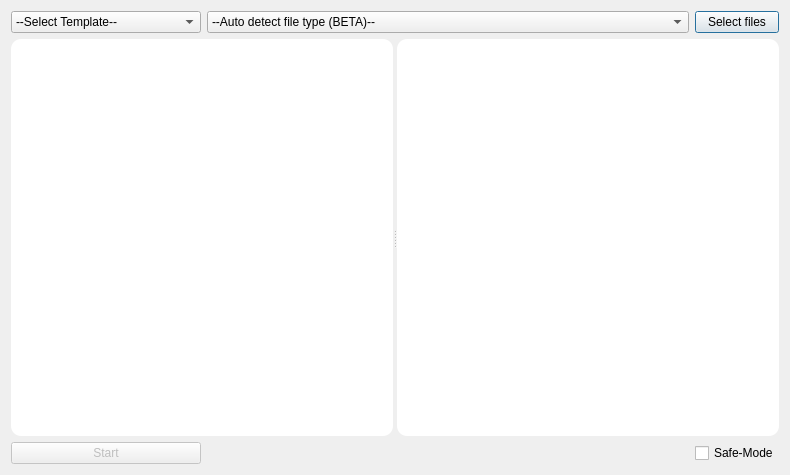
SchnJulian/AutoHeader, file src/mainwindow.ui: the form before one commit.
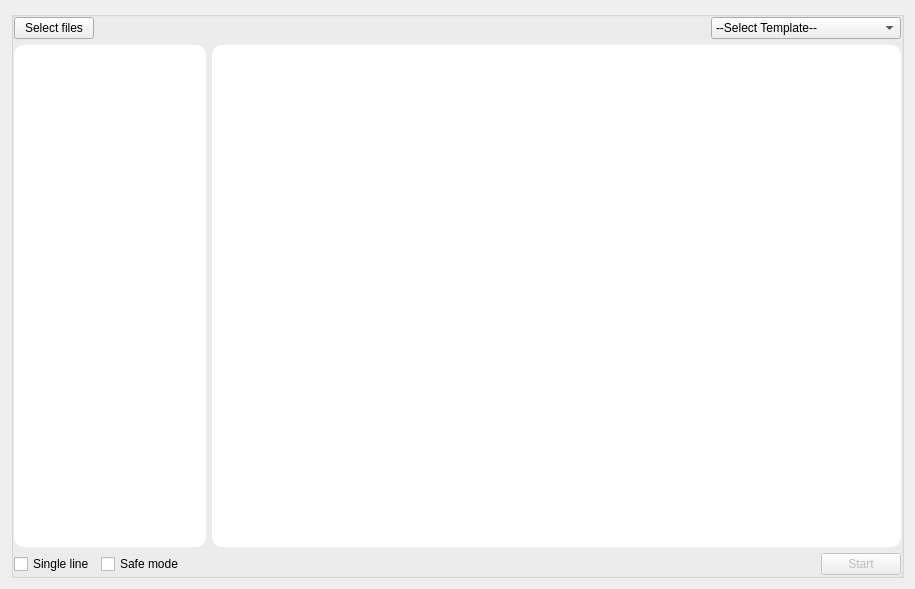
The form after the commit. Icons and pictures are not drawn.

```diff
--- a/src/mainwindow.ui
+++ b/src/mainwindow.ui
@@ -6,10 +6,16 @@
    <rect>
     <x>0</x>
     <y>0</y>
-    <width>790</width>
-    <height>475</height>
+    <width>915</width>
+    <height>589</height>
    </rect>
   </property>
+  <property name="sizePolicy">
+   <sizepolicy hsizetype="Expanding" vsizetype="Preferred">
+    <horstretch>0</horstretch>
+    <verstretch>0</verstretch>
+   </sizepolicy>
+  </property>
   <property name="windowTitle">
    <string>AutoHeader</string>
   </property>
@@ -17,66 +23,68 @@
    <iconset>
     <normaloff>logo.icns</normaloff>logo.icns</iconset>
   </property>
+  <property name="autoFillBackground">
+   <bool>false</bool>
+  </property>
   <property name="locale">
    <locale language="English" country="Germany"/>
   </property>
+  <property name="documentMode">
+   <bool>false</bool>
+  </property>
   <widget class="QWidget" name="centralWidget">
+   <layout class="QGridLayout" name="gridLayout_2">
+    <item row="0" column="0">
+     <widget class="QGroupBox" name="groupBox">
+      <property name="title">
+       <string/>
+      </property>
+      <property name="flat">
+       <bool>true</bool>
+      </property>
    <layout class="QGridLayout" name="gridLayout">
-    <item row="0" column="2">
-     <widget class="QPushButton" name="selectButton">
-      <property name="toolTip">
-       <string extracomment="Select the files you want to edit"/>
-      </property>
-      <property name="text">
-       <string>Select files</string>
-      </property>
-      <property name="autoDefault">
-       <bool>false</bool>
-      </property>
-      <property name="default">
-       <bool>true</bool>
-      </property>
-      <property name="flat">
-       <bool>false</bool>
-      </property>
-     </widget>
-    </item>
-    <item row="1" column="0" colspan="3">
-     <widget class="QSplitter" name="splitter">
-      <property name="orientation">
-       <enum>Qt::Horizontal</enum>
-      </property>
-      <widget class="QPlainTextEdit" name="fileEditor">
-       <property name="enabled">
-        <bool>true</bool>
-       </property>
-       <property name="styleSheet">
-        <string notr="true"> border-radius:10px; background-color: palette(base);</string>
-       </property>
-       <property name="inputMethodHints">
-        <set>Qt::ImhMultiLine|Qt::ImhPreferLatin</set>
-       </property>
-      </widget>
-      <widget class="QListWidget" name="fileListWidget">
-       <property name="styleSheet">
-        <string notr="true"> border-radius:10px; background-color: palette(base);</string>
-       </property>
-       <property name="verticalScrollBarPolicy">
-        <enum>Qt::ScrollBarAlwaysOff</enum>
-       </property>
-       <property name="horizontalScrollBarPolicy">
-        <enum>Qt::ScrollBarAlwaysOff</enum>
-       </property>
-       <property name="alternatingRowColors">
-        <bool>true</bool>
-       </property>
-       <property name="selectionMode">
-        <enum>QAbstractItemView::MultiSelection</enum>
-       </property>
-      </widget>
-     </widget>
-    </item>
+       <property name="leftMargin">
+        <number>0</number>
+       </property>
+       <property name="topMargin">
+        <number>0</number>
+       </property>
+       <property name="rightMargin">
+        <number>0</number>
+       </property>
+       <property name="bottomMargin">
+        <number>0</number>
+       </property>
     <item row="2" column="0">
+        <layout class="QHBoxLayout" name="horizontalLayout_2">
+         <item>
+          <widget class="QCheckBox" name="forceSingleLine">
+           <property name="text">
+            <string>Single line</string>
+           </property>
+          </widget>
+         </item>
+         <item>
+          <widget class="QCheckBox" name="safeModeCheckBox">
+           <property name="text">
+            <string>Safe mode</string>
+           </property>
+          </widget>
+         </item>
+         <item>
+          <spacer name="horizontalSpacer_4">
+           <property name="orientation">
+            <enum>Qt::Horizontal</enum>
+           </property>
+           <property name="sizeHint" stdset="0">
+            <size>
+             <width>40</width>
+             <height>20</height>
+            </size>
+           </property>
+          </spacer>
+         </item>
+         <item>
      <widget class="QPushButton" name="startButton">
       <property name="enabled">
        <bool>false</bool>
@@ -89,131 +97,34 @@
       </property>
      </widget>
     </item>
-    <item row="0" column="1">
-     <widget class="QComboBox" name="commentStyleComboBox">
-      <item>
-       <property name="text">
-        <string>--Auto detect file type (BETA)-- </string>
-       </property>
-      </item>
-      <item>
-       <property name="text">
-        <string>Ada (--)</string>
-       </property>
-      </item>
-      <item>
-       <property name="text">
-        <string>AppleScript ((**))</string>
-       </property>
-      </item>
-      <item>
-       <property name="text">
-        <string>BASIC (REM)</string>
-       </property>
-      </item>
-      <item>
-       <property name="text">
-        <string>C (/**/,//)</string>
-       </property>
-      </item>
-      <item>
-       <property name="text">
-        <string>C++ (/**/, //)</string>
-       </property>
-      </item>
-      <item>
-       <property name="text">
-        <string>C# (/**/, //)</string>
-       </property>
-      </item>
-      <item>
-       <property name="text">
-        <string>ColdFusion (&lt;!------&gt;</string>
-       </property>
-      </item>
-      <item>
-       <property name="text">
-        <string>Fortran IV (C)</string>
-       </property>
-      </item>
-      <item>
-       <property name="text">
-        <string>Haskell ({--}, --)</string>
-       </property>
-      </item>
-      <item>
-       <property name="text">
-        <string>Java (/**/, //)</string>
-       </property>
-      </item>
-      <item>
-       <property name="text">
-        <string>JavaScript (/**/, //)</string>
-       </property>
-      </item>
-      <item>
-       <property name="text">
-        <string>Lua (--, --[[]])</string>
-       </property>
-      </item>
-      <item>
-       <property name="text">
-        <string>MATLAB (% , %{%})</string>
-       </property>
-      </item>
-      <item>
-       <property name="text">
-        <string>Pascal ((**))</string>
-       </property>
-      </item>
-      <item>
-       <property name="text">
-        <string>Perl (#)</string>
-       </property>
-      </item>
-      <item>
-       <property name="text">
-        <string>PHP (//, /**/)</string>
-       </property>
-      </item>
-      <item>
-       <property name="text">
-        <string>PowerShell (#, &lt;##&gt;)</string>
-       </property>
-      </item>
-      <item>
-       <property name="text">
-        <string>Python (#)</string>
-       </property>
-      </item>
-      <item>
-       <property name="text">
-        <string>Ruby (#, =begin =end)</string>
-       </property>
-      </item>
-      <item>
-       <property name="text">
-        <string>SQL (--)</string>
-       </property>
-      </item>
-      <item>
-       <property name="text">
-        <string>Swift (/**/, //)</string>
-       </property>
-      </item>
-      <item>
-       <property name="text">
-        <string>XML (&lt;!----&gt;)</string>
-       </property>
-      </item>
-      <item>
-       <property name="text">
-        <string>HTML (&lt;!----&gt;)</string>
-       </property>
-      </item>
-     </widget>
+        </layout>
     </item>
     <item row="0" column="0">
+        <layout class="QHBoxLayout" name="horizontalLayout_3">
+         <item>
+          <widget class="QPushButton" name="selectButton">
+           <property name="text">
+            <string>Select files</string>
+           </property>
+           <property name="flat">
+            <bool>false</bool>
+           </property>
+          </widget>
+         </item>
+         <item>
+          <spacer name="horizontalSpacer">
+           <property name="orientation">
+            <enum>Qt::Horizontal</enum>
+           </property>
+           <property name="sizeHint" stdset="0">
+            <size>
+             <width>40</width>
+             <height>20</height>
+            </size>
+           </property>
+          </spacer>
+         </item>
+         <item>
      <widget class="QComboBox" name="templateComboBox">
       <property name="currentText">
        <string>--Select Template--</string>
@@ -248,25 +159,40 @@
       </item>
      </widget>
     </item>
-    <item row="2" column="2">
-     <widget class="QCheckBox" name="safeModeCheckBox">
-      <property name="text">
-       <string>Safe-Mode</string>
+        </layout>
+       </item>
+       <item row="1" column="0">
+        <layout class="QHBoxLayout" name="horizontalLayout">
+         <item>
+          <widget class="QListWidget" name="fileListWidget">
+           <property name="styleSheet">
+            <string notr="true"> border-radius:10px; background-color: palette(base);</string>
       </property>
      </widget>
     </item>
-    <item row="2" column="1">
-     <spacer name="horizontalSpacer">
-      <property name="orientation">
-       <enum>Qt::Horizontal</enum>
-      </property>
-      <property name="sizeHint" stdset="0">
+         <item>
+          <widget class="QPlainTextEdit" name="fileEditor">
+           <property name="enabled">
+            <bool>true</bool>
+           </property>
+           <property name="minimumSize">
        <size>
-        <width>40</width>
-        <height>20</height>
-       </size>
-      </property>
-     </spacer>
+             <width>689</width>
+             <height>356</height>
+            </size>
+           </property>
+           <property name="styleSheet">
+            <string notr="true"> border-radius:10px; background-color: palette(base);</string>
+           </property>
+           <property name="inputMethodHints">
+            <set>Qt::ImhMultiLine|Qt::ImhPreferLatin</set>
+           </property>
+          </widget>
+         </item>
+        </layout>
+       </item>
+      </layout>
+     </widget>
     </item>
    </layout>
   </widget>
```
Left out of the diff: 2 changed lines with no effect on the pictures. Lines whose indentation alone changed are shown as unchanged.
